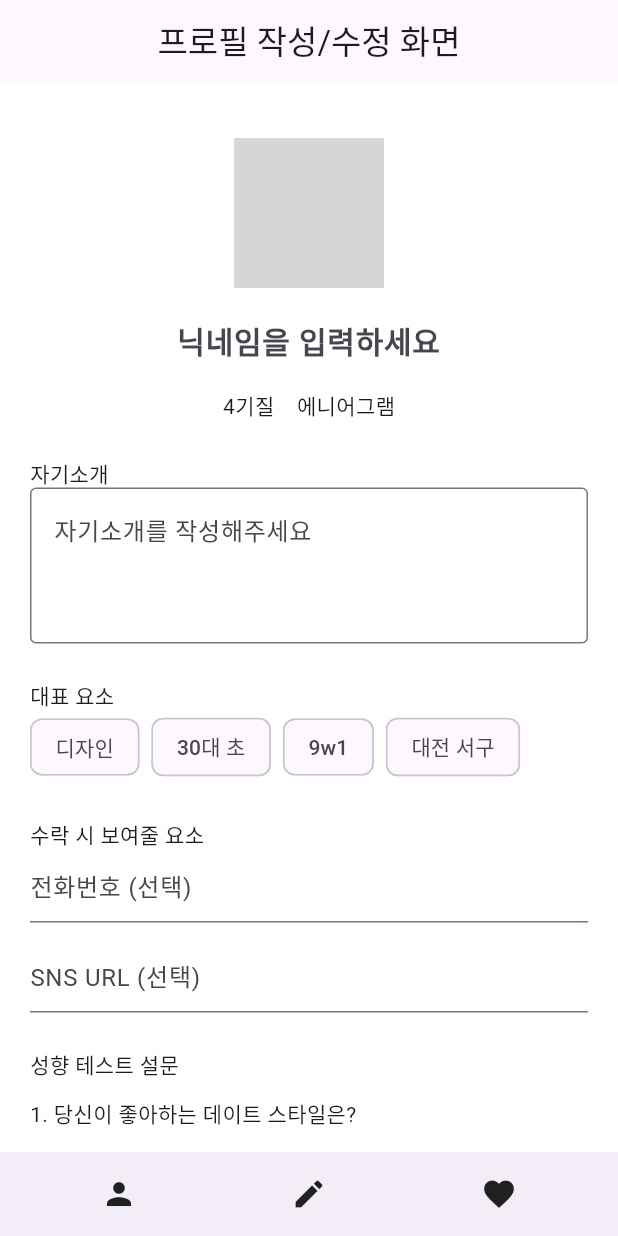
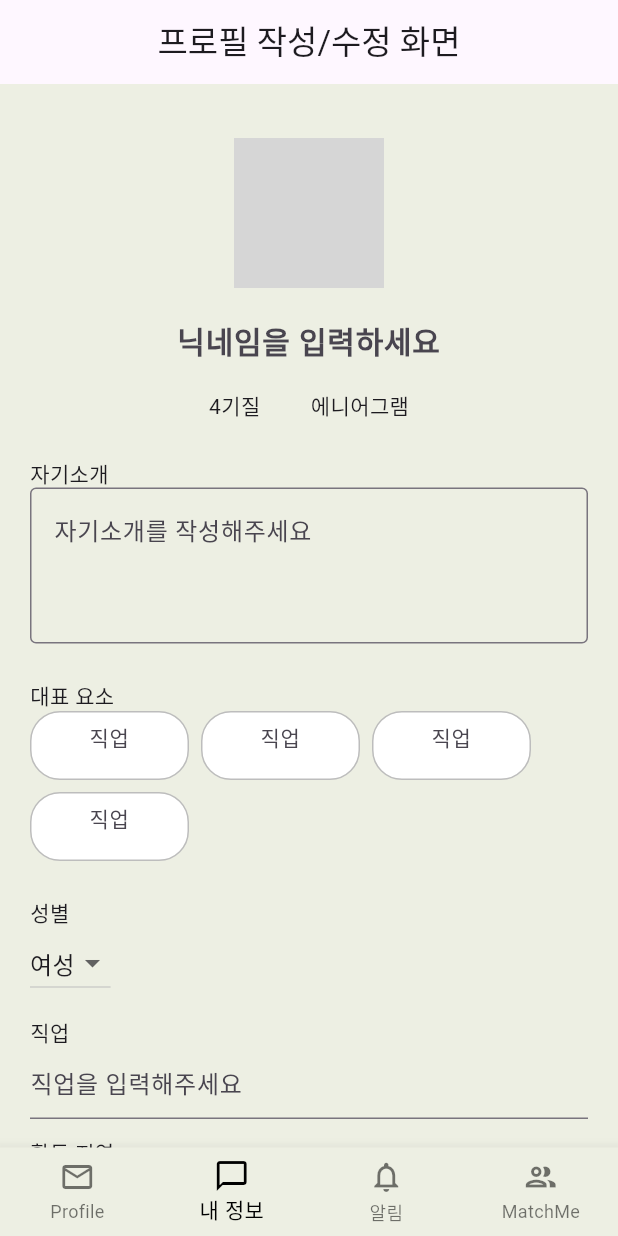
Before and after one commit to ggambopce/MatchMe-FE, a Flutter app: the screen it shows after launch, on a phone screen of 412 x 824 dp. Run offline on Flutter 3.47's test engine with Material 3 defaults, Android fonts, the phone set to English and light mode, and no system bars; network calls fail; Roboto replaces fonts that are missing (RoadRage); grey boxes are pictures that could not be loaded.

Commit message:
✨ 프로필 작성 UI

```diff
--- a/lib/main.dart
+++ b/lib/main.dart
@@ -22,7 +22,7 @@ class MatchMeApp extends StatelessWidget {
       title: 'MatchMeApp',
       debugShowCheckedModeBanner: false,
       theme: ThemeData(
-        scaffoldBackgroundColor: const Color(0xEDEFE3), // 배경색
+        scaffoldBackgroundColor: const Color(0xFFEDEFE3), // 배경색
         fontFamily: 'RoadRage',
       ),
       home: const ProfileEditScreen(),
--- a/lib/providers/profile_provider.dart
+++ b/lib/providers/profile_provider.dart
@@ -1,54 +1,105 @@
 import 'package:flutter/material.dart';
 
 class ProfileProvider extends ChangeNotifier {
+  // 기본 입력값
   final nicknameController = TextEditingController();
   final introductionController = TextEditingController();
+  final jobController = TextEditingController();
+  final locationController = TextEditingController();
+  final relationshipController = TextEditingController();
+  final birthDateController = TextEditingController(); // or use DateTime picker
   final phoneController = TextEditingController();
   final snsController = TextEditingController();
 
-  String profileImageUrl = '';
+  String gender = 'female';
+  String profileImageUrl = 'https://cdn.example.com/images/me.jpg';
+  String userName = '이나영';
 
-  List<String> allTags = ['디자인', '30대 초', '9w1', '대전 서구'];
-  List<String> selectedTags = [];
+  List<TextEditingController> tagControllers = List.generate(
+    4,
+    (_) => TextEditingController(),
+  );
 
-  List<String> surveyQuestions = ['당신이 좋아하는 데이트 스타일은?'];
+  List<String> surveyQuestions = [
+    '당신이 좋아하는 데이트 스타일은?',
+    '연인에게 가장 중요한 건 무엇인가요?',
+    '다툼이 생겼을 때 반응은?',
+    '평소에 가장 신경 쓰는 건 무엇인가요?',
+    '당신의 가장 큰 두려움은?',
+    '연인에게 더 가까운 성향은?',
+  ];
 
   List<List<String>> surveyOptions = [
-    ['감성적인 대화', '즉흥 여행', '지적인 대화'],
+    ['감성적인 대화', '즉흥 여행', '지적인 대화', '독특한 체험'],
+    ['친밀한 태도', '성장과 성취', '특별한 감정', '평화로운 분위기'],
+    ['먼저 푸는 편', '혼자 생각함', '싸움 피함', '감정 표현'],
+    ['외모', '취미', '직업', '관계'],
+    ['고립', '실패', '거절', '통제당함'],
+    ['합리적인 성향', '감정적인 성향', '상황에 따라 다름'],
   ];
 
   Map<int, int> answers = {};
 
-  void toggleTag(String tag) {
-    if (selectedTags.contains(tag)) {
-      selectedTags.remove(tag);
-    } else {
-      selectedTags.add(tag);
-    }
+  void updateSurveyAnswer(int index, int choiceNumber) {
+    answers[index] = choiceNumber;
     notifyListeners();
   }
 
-  void updateSurveyAnswer(int questionIndex, int choiceNumber) {
-    answers[questionIndex] = choiceNumber;
+  void setGender(String value) {
+    gender = value;
     notifyListeners();
   }
 
   void pickImage() {
-    // 실제 구현은 나중에
     profileImageUrl = 'https://cdn.example.com/images/placeholder.jpg';
     notifyListeners();
   }
 
   void submitProfile() {
-    print('제출됨: ${nicknameController.text}');
+    final profile = {
+      "nickname": nicknameController.text.trim(),
+      "introduction": introductionController.text.trim(),
+      "birth_date": birthDateController.text.trim(),
+      "gender": gender,
+      "job": jobController.text.trim(),
+      "profile_image_url": profileImageUrl,
+      "location": locationController.text.trim(),
+      "relationship_intent": relationshipController.text.trim(),
+    };
+
+    final contactProfile = {
+      "user_name": userName,
+      "phone_number": phoneController.text.trim(),
+      "sns_url": snsController.text.trim(),
+    };
+
+    final userChoiceList = answers.entries.map((e) {
+      return {"question_number": e.key + 1, "choice_number": e.value};
+    }).toList();
+
+    final payload = {
+      "profile": profile,
+      "contact_profile": contactProfile,
+      "user_choice_list": userChoiceList,
+    };
+
+    print('✅ 제출 JSON:');
+    print(payload);
   }
 
   @override
   void dispose() {
     nicknameController.dispose();
     introductionController.dispose();
+    jobController.dispose();
+    locationController.dispose();
+    relationshipController.dispose();
+    birthDateController.dispose();
     phoneController.dispose();
     snsController.dispose();
+    for (final c in tagControllers) {
+      c.dispose();
+    }
     super.dispose();
   }
 }
--- a/lib/screens/profile_edit_screen.dart
+++ b/lib/screens/profile_edit_screen.dart
@@ -1,6 +1,5 @@
 import 'package:flutter/material.dart';
 import 'package:provider/provider.dart';
-
 import '../providers/profile_provider.dart';
 
 class ProfileEditScreen extends StatelessWidget {
@@ -55,7 +54,7 @@ class ProfileEditScreen extends StatelessWidget {
                     ),
                   ),
                   const SizedBox(height: 8),
-                  const Text('4기질    에니어그램'),
+                  const Text('4기질         에니어그램'),
                 ],
               ),
             ),
@@ -73,14 +72,71 @@ class ProfileEditScreen extends StatelessWidget {
             const Text('대표 요소'),
             Wrap(
               spacing: 8,
-              children: provider.allTags.map((tag) {
-                final selected = provider.selectedTags.contains(tag);
-                return ChoiceChip(
-                  label: Text(tag),
-                  selected: selected,
-                  onSelected: (_) => provider.toggleTag(tag),
+              runSpacing: 8,
+              children: List.generate(provider.tagControllers.length, (index) {
+                return Container(
+                  padding: const EdgeInsets.symmetric(
+                    horizontal: 12,
+                    vertical: 6,
+                  ),
+                  decoration: BoxDecoration(
+                    border: Border.all(color: Colors.grey.shade400),
+                    borderRadius: BorderRadius.circular(20),
+                    color: Colors.white,
+                  ),
+                  child: SizedBox(
+                    width: 80,
+                    height: 32,
+                    child: TextFormField(
+                      controller: provider.tagControllers[index],
+                      textAlign: TextAlign.center,
+                      decoration: const InputDecoration(
+                        hintText: '직업',
+                        border: InputBorder.none,
+                        isCollapsed: true,
+                        contentPadding: EdgeInsets.zero,
+                      ),
+                      style: const TextStyle(fontSize: 14),
+                    ),
+                  ),
+                );
+              }),
+            ),
+            const SizedBox(height: 24),
+            const Text('성별'),
+            DropdownButton<String>(
+              value: provider.gender,
+              items: ['male', 'female'].map((value) {
+                return DropdownMenuItem(
+                  value: value,
+                  child: Text(value == 'male' ? '남성' : '여성'),
                 );
               }).toList(),
+              onChanged: (value) => provider.setGender(value!),
+            ),
+            const SizedBox(height: 12),
+            const Text('직업'),
+            TextFormField(
+              controller: provider.jobController,
+              decoration: const InputDecoration(hintText: '직업을 입력해주세요'),
+            ),
+            const SizedBox(height: 12),
+            const Text('활동 지역'),
+            TextFormField(
+              controller: provider.locationController,
+              decoration: const InputDecoration(hintText: '예: 대전 서구'),
+            ),
+            const SizedBox(height: 12),
+            const Text('관계 의도'),
+            TextFormField(
+              controller: provider.relationshipController,
+              decoration: const InputDecoration(hintText: '예: 진지한 연애'),
+            ),
+            const SizedBox(height: 12),
+            const Text('생년월일'),
+            TextFormField(
+              controller: provider.birthDateController,
+              decoration: const InputDecoration(hintText: '예: 2001-03-02'),
             ),
             const SizedBox(height: 24),
             const Text('수락 시 보여줄 요소'),
@@ -131,16 +187,33 @@ class ProfileEditScreen extends StatelessWidget {
           ],
         ),
       ),
-      bottomNavigationBar: const BottomAppBar(
-        height: 56,
-        child: Row(
-          mainAxisAlignment: MainAxisAlignment.spaceAround,
-          children: [
-            Icon(Icons.person),
-            Icon(Icons.edit),
-            Icon(Icons.favorite),
-          ],
-        ),
+      bottomNavigationBar: BottomNavigationBar(
+        type: BottomNavigationBarType.fixed, // 아이템 4개 이상일 때 고정
+        selectedItemColor: Colors.black,
+        unselectedItemColor: Colors.black54,
+        backgroundColor: const Color(0xFFEDEFE3), // 하단 배경색
+        currentIndex: 1, // '내 정보' 탭 강조 표시
+        onTap: (index) {
+          // 탭 전환 시 동작할 로직 여기에 작성
+        },
+        items: const [
+          BottomNavigationBarItem(
+            icon: Icon(Icons.mail_outline),
+            label: 'Profile',
+          ),
+          BottomNavigationBarItem(
+            icon: Icon(Icons.chat_bubble_outline),
+            label: '내 정보',
+          ),
+          BottomNavigationBarItem(
+            icon: Icon(Icons.notifications_none),
+            label: '알림',
+          ),
+          BottomNavigationBarItem(
+            icon: Icon(Icons.group_outlined),
+            label: 'MatchMe',
+          ),
+        ],
       ),
     );
   }
```
